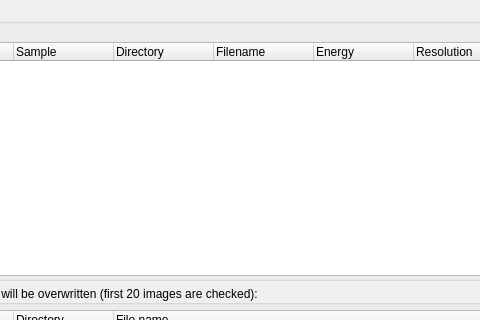
mxcube/mxcubeqt, file BlissFramework/Bricks/widgets/ui_files/Qt4_confirmation_dialog_layout.ui: the form before one commit; both pictures show x 96 to 576 and y 0 to 320 of the 1228 by 755 pixel window.
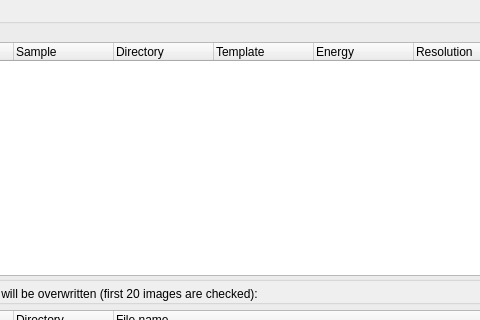
The form after the commit.

The edit to the form file:
```diff
--- a/BlissFramework/Bricks/widgets/ui_files/Qt4_confirmation_dialog_layout.ui
+++ b/BlissFramework/Bricks/widgets/ui_files/Qt4_confirmation_dialog_layout.ui
@@ -129,9 +129,15 @@
         <property name="editTriggers">
          <set>QAbstractItemView::NoEditTriggers</set>
         </property>
+        <property name="alternatingRowColors">
+         <bool>true</bool>
+        </property>
         <property name="selectionMode">
          <enum>QAbstractItemView::NoSelection</enum>
         </property>
+        <property name="textElideMode">
+         <enum>Qt::ElideLeft</enum>
+        </property>
         <property name="headerHidden">
          <bool>false</bool>
         </property>
@@ -155,7 +161,7 @@
         </column>
         <column>
          <property name="text">
-          <string>Filename</string>
+          <string>Template</string>
          </property>
         </column>
         <column>
```
